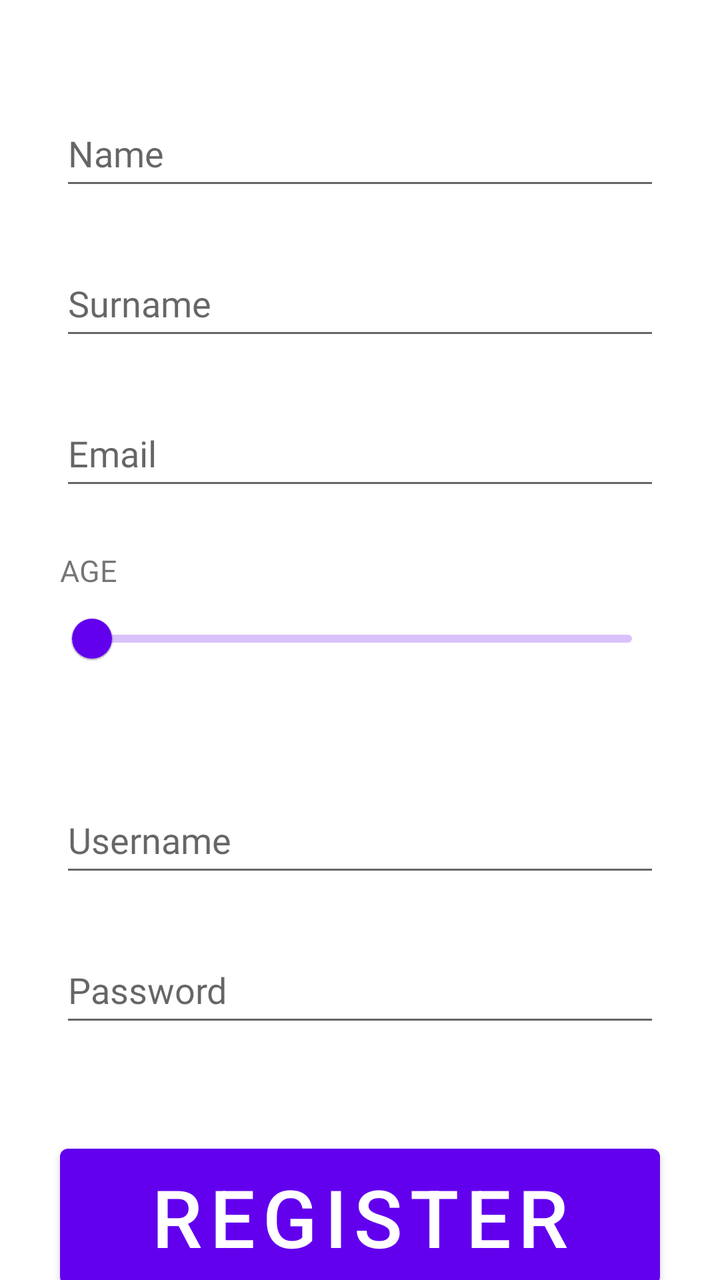
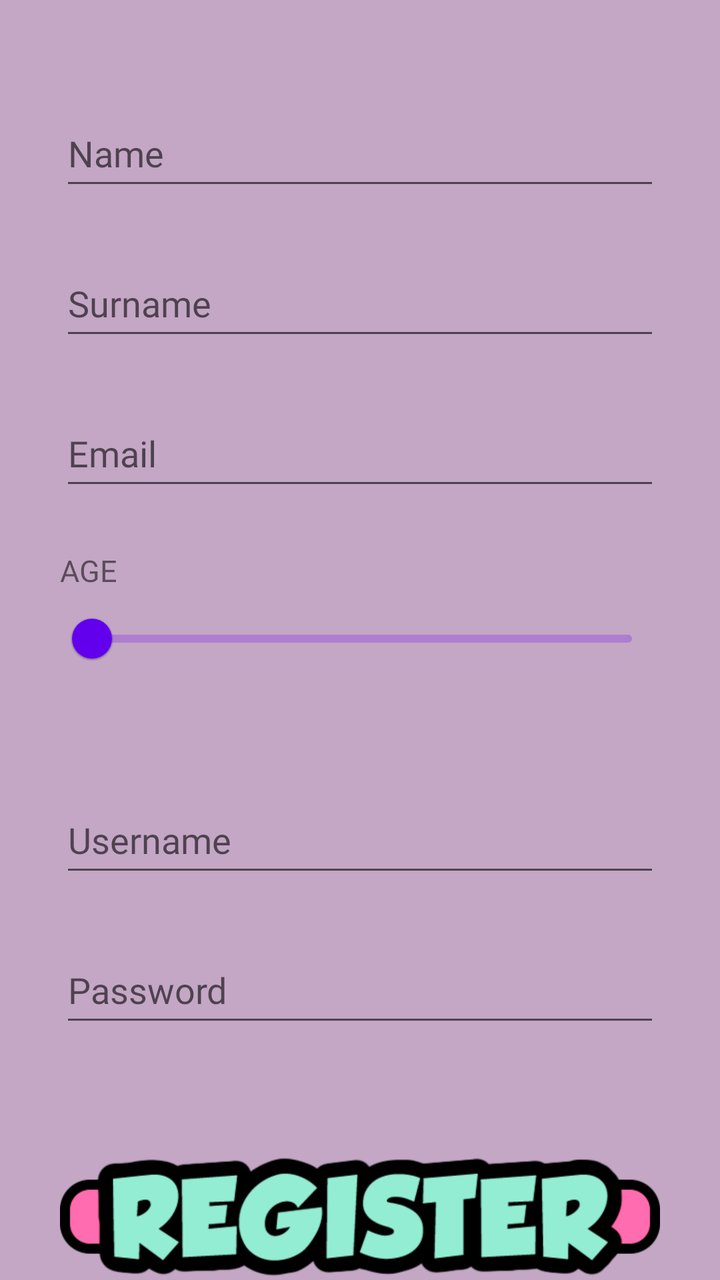

Before-and-after screenshots of an Android layout around one commit, followed by the original layout XML and the change that was made.
<!-- AndroidManifest.xml: application theme Theme.PetMonsters -->
<!-- res/layout/activity_register.xml -->
<?xml version="1.0" encoding="utf-8"?>
<androidx.constraintlayout.widget.ConstraintLayout xmlns:android="http://schemas.android.com/apk/res/android"
    xmlns:app="http://schemas.android.com/apk/res-auto"
    xmlns:tools="http://schemas.android.com/tools"
    android:layout_width="match_parent"
    android:layout_height="match_parent"
    tools:context=".RegisterActivity">

    <LinearLayout
        android:layout_width="match_parent"
        android:layout_height="match_parent"
        android:orientation="vertical">

        <EditText
            android:id="@+id/name_et"
            android:fontFamily="@font/g"
            android:layout_width="300dp"
            android:layout_height="50dp"
            android:layout_gravity="center"
            android:layout_marginTop="50dp"
            android:hint="Name"/>

        <EditText
            android:id="@+id/surname_et"
            android:fontFamily="@font/g"
            android:layout_width="300dp"
            android:layout_height="50dp"
            android:layout_gravity="center"
            android:layout_marginTop="25dp"
            android:hint="Surname"/>

        <EditText
            android:id="@+id/email_et"
            android:fontFamily="@font/g"
            android:layout_width="300dp"
            android:layout_height="50dp"
            android:layout_gravity="center"
            android:layout_marginTop="25dp"
            android:inputType="textEmailAddress"
            android:hint="Email"/>

        <TextView
            android:layout_width="300dp"
            android:fontFamily="@font/g"
            android:layout_height="wrap_content"
            android:layout_gravity="center"
            android:layout_marginTop="25dp"
            android:text="AGE"
            android:textSize="15dp"/>

        <com.google.android.material.slider.Slider
            android:id="@+id/age_sli"
            android:layout_width="300dp"
            android:layout_height="wrap_content"
            android:layout_gravity="center"
            android:valueFrom="0"
            android:valueTo="100"
            app:tickColor="@color/black"
            app:tickColorActive="@color/purple_200" />

        <EditText
            android:id="@+id/username_et"
            android:fontFamily="@font/g"
            android:layout_width="300dp"
            android:layout_height="50dp"
            android:layout_gravity="center"
            android:layout_marginTop="50dp"
            android:hint="Username"/>

        <EditText
            android:id="@+id/password_et"
            android:fontFamily="@font/g"
            android:layout_width="300dp"
            android:layout_height="50dp"
            android:layout_gravity="center"
            android:layout_marginTop="25dp"
            android:inputType="textPassword"
            android:hint="Password"/>

        <Button
            android:id="@+id/register_btn"
            android:layout_width="300dp"
            android:layout_height="80dp"
            android:layout_gravity="center"
            android:layout_marginTop="50dp"
            android:text="Register"
            android:textSize="40dp"/>

    </LinearLayout>

</androidx.constraintlayout.widget.ConstraintLayout>
<!-- resources referenced by this layout -->
<resources>
  <color name="black">#FF000000</color>
  <color name="purple_200">#FFBB86FC</color>
  <style name="Theme.PetMonsters" parent="Theme.MaterialComponents.DayNight.DarkActionBar">
          
          <item name="colorPrimary">@color/purple_500</item>
          <item name="colorPrimaryVariant">@color/purple_700</item>
          <item name="colorOnPrimary">@color/white</item>
          
          <item name="colorSecondary">@color/teal_200</item>
          <item name="colorSecondaryVariant">@color/teal_700</item>
          <item name="colorOnSecondary">@color/black</item>
          
          <item name="android:statusBarColor">?attr/colorPrimaryVariant</item>
          
      </style>
  <color name="purple_500">#FF6200EE</color>
  <color name="purple_700">#FF3700B3</color>
  <color name="white">#FFFFFFFF</color>
  <color name="teal_200">#FF03DAC5</color>
  <color name="teal_700">#FF018786</color>
</resources>

<!-- the commit's change to res/layout/activity_register.xml (unified diff, before → after) -->
@@ -4,7 +4,8 @@
     xmlns:tools="http://schemas.android.com/tools"
     android:layout_width="match_parent"
     android:layout_height="match_parent"
-    tools:context=".RegisterActivity">
+    tools:context=".RegisterActivity"
+    android:background="@color/main_background">
 
     <LinearLayout
         android:layout_width="match_parent"
@@ -77,12 +78,13 @@
             android:inputType="textPassword"
             android:hint="Password"/>
 
-        <Button
-            android:id="@+id/register_btn"
+        <ImageView
+            android:id="@+id/register_iv"
             android:layout_width="300dp"
             android:layout_height="80dp"
             android:layout_gravity="center"
             android:layout_marginTop="50dp"
+            android:src="@drawable/register_button"
             android:text="Register"
             android:textSize="40dp"/>
 
<!-- resource entries referenced after the edit -->
@@ -1,8 +1,10 @@
 <!-- resources referenced by this layout -->
 <resources>
   <color name="black">#FF000000</color>
+  <color name="main_background">#C4A6C5</color>
   <color name="purple_200">#FFBB86FC</color>
-  <style name="Theme.PetMonsters" parent="Theme.MaterialComponents.DayNight.DarkActionBar">
+  <!-- drawable register_button: png bitmap (drawable, 23793 bytes) -->
+  <style name="Theme.PetMonsters" parent="Theme.MaterialComponents.DayNight.NoActionBar">
           
           <item name="colorPrimary">@color/purple_500</item>
           <item name="colorPrimaryVariant">@color/purple_700</item>
